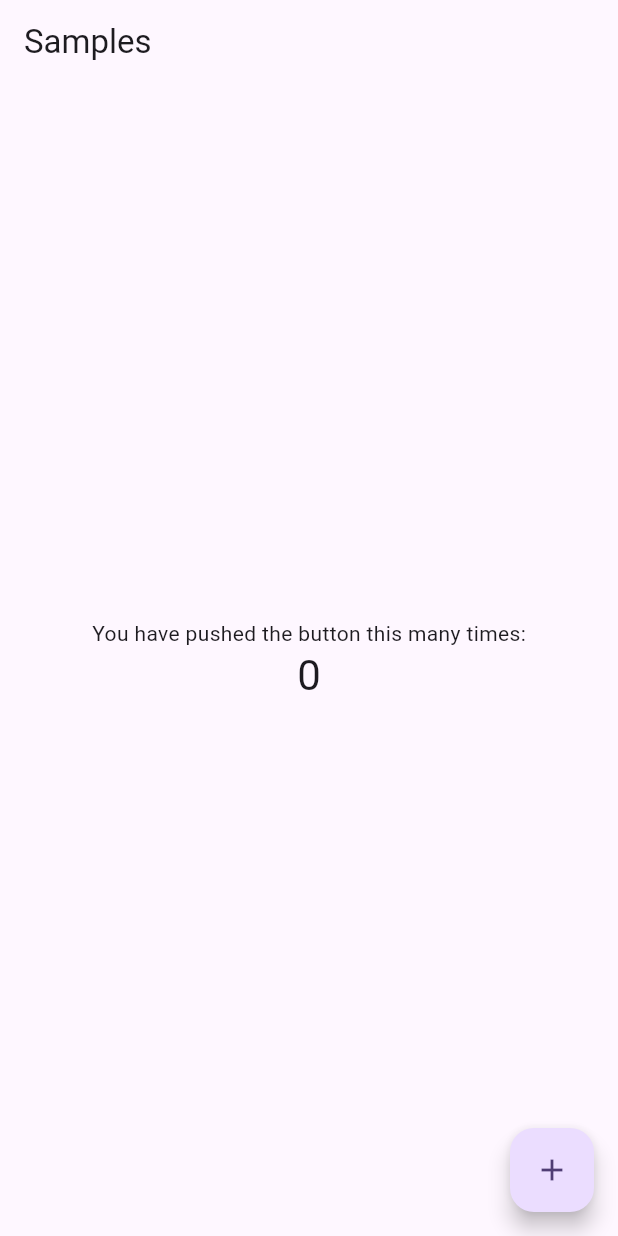
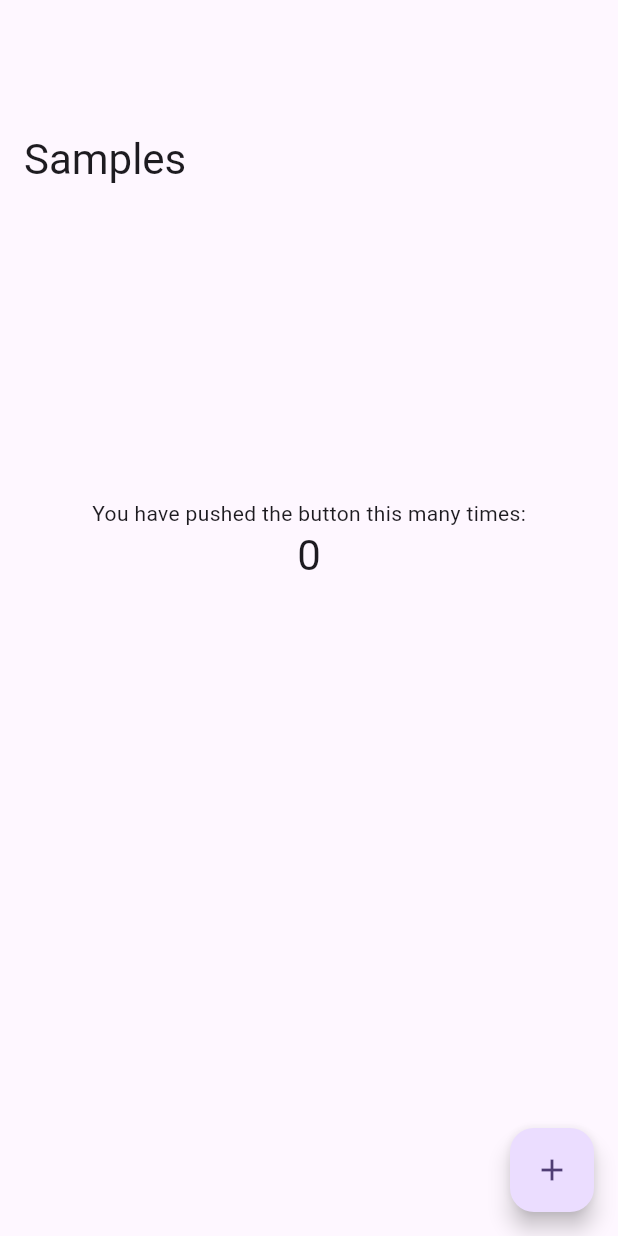
Before and after one commit to covaaa/samples, a Flutter app: the screen it shows after launch, on a phone screen of 412 x 824 dp. Run offline on Flutter 3.47's test engine with Material 3 defaults, Android fonts, the phone set to English and light mode, and no system bars.

Commit message:
feat: update HomePage layout to use CustomScrollView with SliverAppBar.large

```diff
--- a/lib/src/features/tabs/home/ui/home_page.dart
+++ b/lib/src/features/tabs/home/ui/home_page.dart
@@ -16,15 +16,23 @@ class _HomePageState extends State<HomePage> {
   @override
   Widget build(BuildContext context) {
     return Scaffold(
-      appBar: AppBar(title: const Text('Samples')),
-      body: Center(
+      body: CustomScrollView(
+        slivers: [
+          const SliverAppBar.large(title: Text('Samples')),
+          SliverToBoxAdapter(
             child: Column(
               mainAxisAlignment: MainAxisAlignment.center,
               children: [
+                // * _LargeScrollUnderFlexibleConfig at material/app_bar.dart
+                // * expandedHeight = 152.0;
+                // * expandedTitlePadding.bottom = 28.0;
+                const SizedBox(height: 152 + 28),
                 const Text('You have pushed the button this many times:'),
                 Text('$_counter', style: context.headlineMedium),
               ],
             ),
+          ),
+        ],
       ),
       floatingActionButton: FloatingActionButton(
         onPressed: _incrementCounter,
```
Lines whose indentation alone changed are shown as unchanged.
